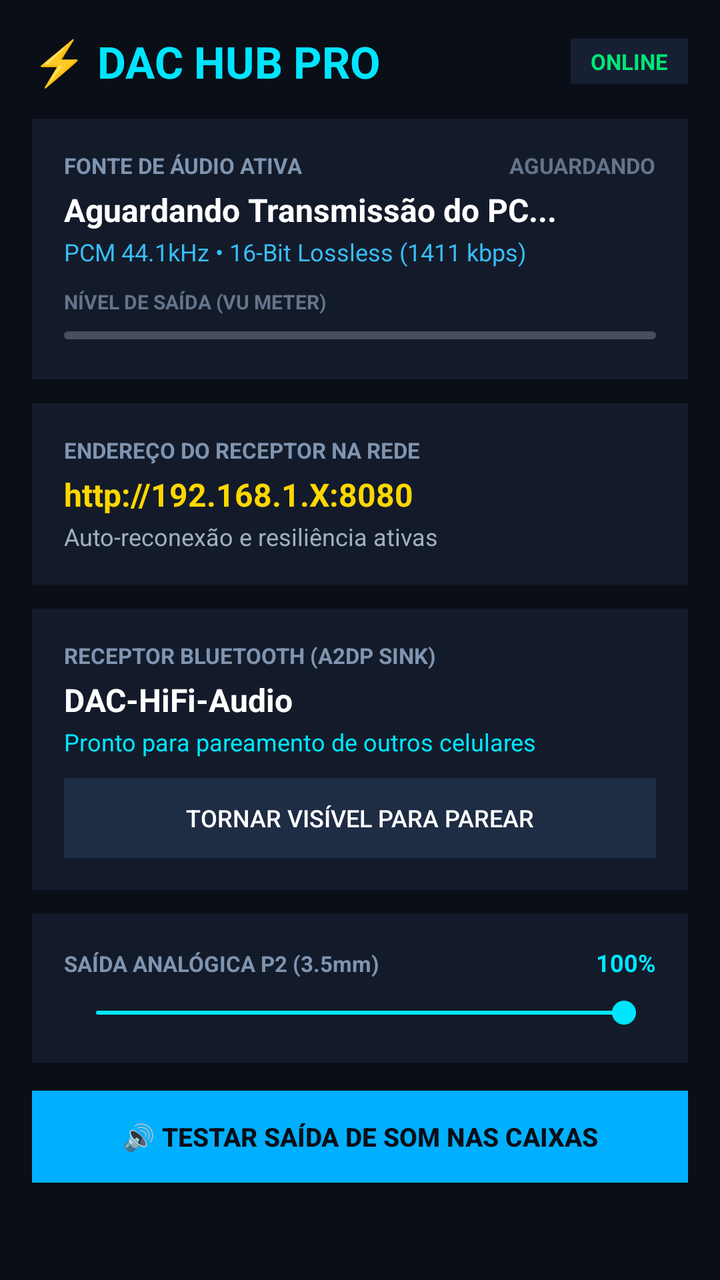
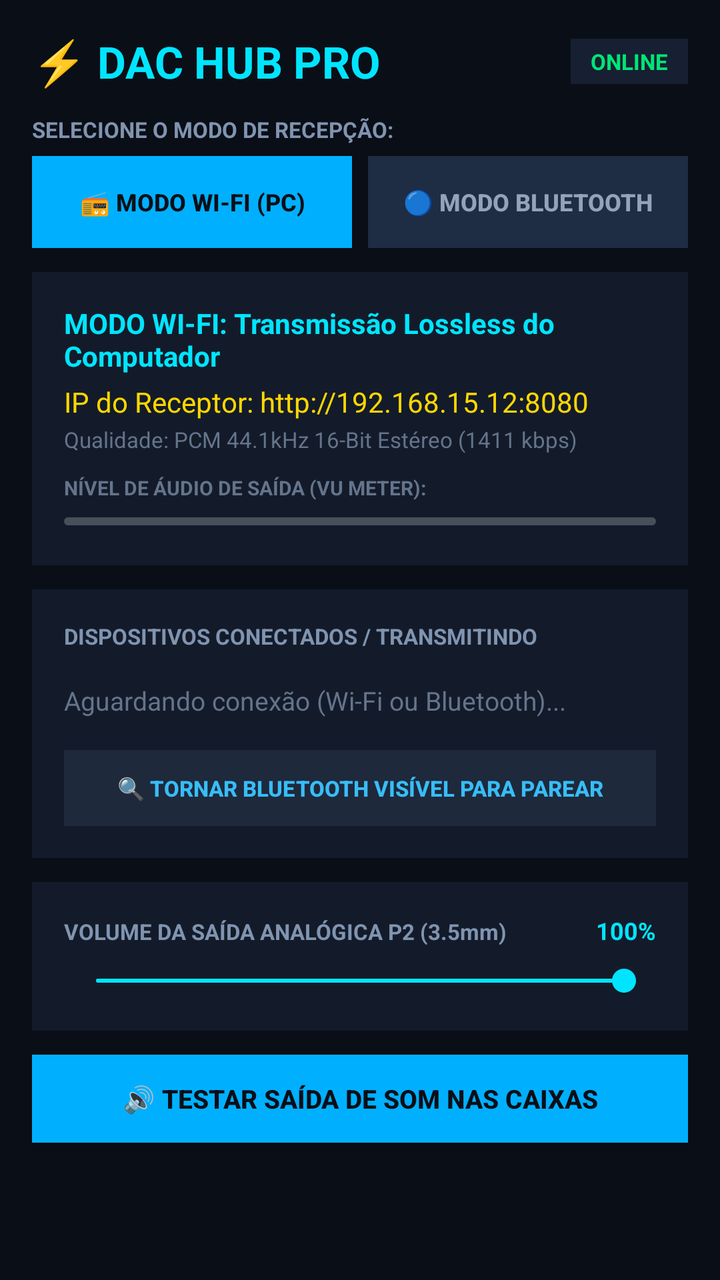

Screens rendered from an Android XML layout before and after an edit, with the pre-edit source and the edit as a unified diff.
<!-- AndroidManifest.xml: application theme android:Theme.DeviceDefault.NoActionBar -->
<!-- res/layout/activity_main.xml -->
<?xml version="1.0" encoding="utf-8"?>
<ScrollView xmlns:android="http://schemas.android.com/apk/res/android"
    android:layout_width="match_parent"
    android:layout_height="match_parent"
    android:background="#0A0E17"
    android:fillViewport="true">

    <LinearLayout
        android:layout_width="match_parent"
        android:layout_height="wrap_content"
        android:orientation="vertical"
        android:padding="16dp">

        
        <LinearLayout
            android:layout_width="match_parent"
            android:layout_height="wrap_content"
            android:orientation="horizontal"
            android:gravity="center_vertical">

            <TextView
                android:layout_width="0dp"
                android:layout_height="wrap_content"
                android:layout_weight="1"
                android:text="⚡ DAC HUB PRO"
                android:textColor="#00E5FF"
                android:textSize="22sp"
                android:textStyle="bold" />

            <TextView
                android:id="@+id/tvDeviceStatus"
                android:layout_width="wrap_content"
                android:layout_height="wrap_content"
                android:background="#162032"
                android:paddingHorizontal="10dp"
                android:paddingVertical="4dp"
                android:text="ONLINE"
                android:textColor="#00E676"
                android:textSize="11sp"
                android:textStyle="bold" />
        </LinearLayout>

        
        <LinearLayout
            android:layout_width="match_parent"
            android:layout_height="wrap_content"
            android:layout_marginTop="14dp"
            android:background="#131B2A"
            android:orientation="vertical"
            android:padding="16dp">

            <LinearLayout
                android:layout_width="match_parent"
                android:layout_height="wrap_content"
                android:orientation="horizontal">

                <TextView
                    android:layout_width="0dp"
                    android:layout_height="wrap_content"
                    android:layout_weight="1"
                    android:text="FONTE DE ÁUDIO ATIVA"
                    android:textColor="#8094B0"
                    android:textSize="11sp"
                    android:textStyle="bold" />

                <TextView
                    android:id="@+id/tvStreamBadge"
                    android:layout_width="wrap_content"
                    android:layout_height="wrap_content"
                    android:text="AGUARDANDO"
                    android:textColor="#64748B"
                    android:textSize="11sp"
                    android:textStyle="bold" />
            </LinearLayout>

            <TextView
                android:id="@+id/tvConnectedClient"
                android:layout_width="match_parent"
                android:layout_height="wrap_content"
                android:layout_marginTop="4dp"
                android:text="Aguardando Transmissão do PC..."
                android:textColor="#FFFFFF"
                android:textSize="16sp"
                android:textStyle="bold" />

            <TextView
                android:id="@+id/tvAudioFormat"
                android:layout_width="match_parent"
                android:layout_height="wrap_content"
                android:layout_marginTop="2dp"
                android:text="PCM 44.1kHz • 16-Bit Lossless (1411 kbps)"
                android:textColor="#38BDF8"
                android:textSize="12sp" />

            
            <TextView
                android:layout_width="wrap_content"
                android:layout_height="wrap_content"
                android:layout_marginTop="10dp"
                android:text="NÍVEL DE SAÍDA (VU METER)"
                android:textColor="#64748B"
                android:textSize="10sp"
                android:textStyle="bold" />

            <ProgressBar
                android:id="@+id/pbVuMeter"
                style="?android:attr/progressBarStyleHorizontal"
                android:layout_width="match_parent"
                android:layout_height="12dp"
                android:layout_marginTop="4dp"
                android:max="100"
                android:progress="0"
                android:progressTint="#00E5FF" />
        </LinearLayout>

        
        <LinearLayout
            android:layout_width="match_parent"
            android:layout_height="wrap_content"
            android:layout_marginTop="12dp"
            android:background="#131B2A"
            android:orientation="vertical"
            android:padding="16dp">

            <TextView
                android:text="ENDEREÇO DO RECEPTOR NA REDE"
                android:textColor="#8094B0"
                android:textSize="11sp"
                android:textStyle="bold"
                android:layout_width="wrap_content"
                android:layout_height="wrap_content" />

            <TextView
                android:id="@+id/tvWifiIp"
                android:layout_width="match_parent"
                android:layout_height="wrap_content"
                android:layout_marginTop="4dp"
                android:text="http://192.168.1.X:8080"
                android:textColor="#FFD700"
                android:textSize="16sp"
                android:textStyle="bold" />

            <TextView
                android:id="@+id/tvWifiStatus"
                android:layout_width="match_parent"
                android:layout_height="wrap_content"
                android:layout_marginTop="2dp"
                android:text="Auto-reconexão e resiliência ativas"
                android:textColor="#A0B0C0"
                android:textSize="12sp" />
        </LinearLayout>

        
        <LinearLayout
            android:layout_width="match_parent"
            android:layout_height="wrap_content"
            android:layout_marginTop="12dp"
            android:background="#131B2A"
            android:orientation="vertical"
            android:padding="16dp">

            <TextView
                android:text="RECEPTOR BLUETOOTH (A2DP SINK)"
                android:textColor="#8094B0"
                android:textSize="11sp"
                android:textStyle="bold"
                android:layout_width="wrap_content"
                android:layout_height="wrap_content" />

            <TextView
                android:id="@+id/tvBtName"
                android:layout_width="match_parent"
                android:layout_height="wrap_content"
                android:layout_marginTop="4dp"
                android:text="DAC-HiFi-Audio"
                android:textColor="#FFFFFF"
                android:textSize="16sp"
                android:textStyle="bold" />

            <TextView
                android:id="@+id/tvBtStatus"
                android:layout_width="match_parent"
                android:layout_height="wrap_content"
                android:layout_marginTop="2dp"
                android:text="Pronto para pareamento de outros celulares"
                android:textColor="#00E5FF"
                android:textSize="12sp" />

            <Button
                android:id="@+id/btnToggleBt"
                android:layout_width="match_parent"
                android:layout_height="40dp"
                android:layout_marginTop="10dp"
                android:background="#1E2C44"
                android:text="TORNAR VISÍVEL PARA PAREAR"
                android:textColor="#FFFFFF"
                android:textSize="12sp" />
        </LinearLayout>

        
        <LinearLayout
            android:layout_width="match_parent"
            android:layout_height="wrap_content"
            android:layout_marginTop="12dp"
            android:background="#131B2A"
            android:orientation="vertical"
            android:padding="16dp">

            <LinearLayout
                android:layout_width="match_parent"
                android:layout_height="wrap_content"
                android:orientation="horizontal">

                <TextView
                    android:layout_width="0dp"
                    android:layout_height="wrap_content"
                    android:layout_weight="1"
                    android:text="SAÍDA ANALÓGICA P2 (3.5mm)"
                    android:textColor="#8094B0"
                    android:textSize="11sp"
                    android:textStyle="bold" />

                <TextView
                    android:id="@+id/tvVolumeVal"
                    android:layout_width="wrap_content"
                    android:layout_height="wrap_content"
                    android:text="100%"
                    android:textColor="#00E5FF"
                    android:textSize="12sp"
                    android:textStyle="bold" />
            </LinearLayout>

            <SeekBar
                android:id="@+id/sbVolume"
                android:layout_width="match_parent"
                android:layout_height="wrap_content"
                android:layout_marginTop="8dp"
                android:max="15"
                android:progress="15"
                android:progressTint="#00E5FF"
                android:thumbTint="#00E5FF" />
        </LinearLayout>

        
        <Button
            android:id="@+id/btnTestTone"
            android:layout_width="match_parent"
            android:layout_height="46dp"
            android:layout_marginTop="14dp"
            android:layout_marginBottom="16dp"
            android:background="#00B0FF"
            android:text="🔊 TESTAR SAÍDA DE SOM NAS CAIXAS"
            android:textColor="#0A0E17"
            android:textSize="13sp"
            android:textStyle="bold" />

    </LinearLayout>
</ScrollView>
<!-- resources referenced by this layout -->
<resources>

</resources>

<!-- the commit's change to res/layout/activity_main.xml (unified diff, before → after) -->
@@ -41,63 +41,89 @@
         </LinearLayout>
 
         
-        <LinearLayout
-            android:layout_width="match_parent"
-            android:layout_height="wrap_content"
-            android:layout_marginTop="14dp"
+        <TextView
+            android:layout_width="wrap_content"
+            android:layout_height="wrap_content"
+            android:layout_marginTop="12dp"
+            android:text="SELECIONE O MODO DE RECEPÇÃO:"
+            android:textColor="#8094B0"
+            android:textSize="11sp"
+            android:textStyle="bold" />
+
+        <LinearLayout
+            android:layout_width="match_parent"
+            android:layout_height="46dp"
+            android:layout_marginTop="6dp"
+            android:orientation="horizontal">
+
+            <Button
+                android:id="@+id/btnModeWifi"
+                android:layout_width="0dp"
+                android:layout_height="match_parent"
+                android:layout_weight="1"
+                android:layout_marginEnd="4dp"
+                android:background="#00B0FF"
+                android:text="📻 MODO WI-FI (PC)"
+                android:textColor="#0A0E17"
+                android:textSize="12sp"
+                android:textStyle="bold" />
+
+            <Button
+                android:id="@+id/btnModeBluetooth"
+                android:layout_width="0dp"
+                android:layout_height="match_parent"
+                android:layout_weight="1"
+                android:layout_marginStart="4dp"
+                android:background="#1E2C44"
+                android:text="🔵 MODO BLUETOOTH"
+                android:textColor="#94A3B8"
+                android:textSize="12sp"
+                android:textStyle="bold" />
+        </LinearLayout>
+
+        
+        <LinearLayout
+            android:id="@+id/layoutActiveModeCard"
+            android:layout_width="match_parent"
+            android:layout_height="wrap_content"
+            android:layout_marginTop="12dp"
             android:background="#131B2A"
             android:orientation="vertical"
             android:padding="16dp">
 
-            <LinearLayout
-                android:layout_width="match_parent"
-                android:layout_height="wrap_content"
-                android:orientation="horizontal">
-
-                <TextView
-                    android:layout_width="0dp"
-                    android:layout_height="wrap_content"
-                    android:layout_weight="1"
-                    android:text="FONTE DE ÁUDIO ATIVA"
-                    android:textColor="#8094B0"
-                    android:textSize="11sp"
-                    android:textStyle="bold" />
-
-                <TextView
-                    android:id="@+id/tvStreamBadge"
-                    android:layout_width="wrap_content"
-                    android:layout_height="wrap_content"
-                    android:text="AGUARDANDO"
-                    android:textColor="#64748B"
-                    android:textSize="11sp"
-                    android:textStyle="bold" />
-            </LinearLayout>
-
-            <TextView
-                android:id="@+id/tvConnectedClient"
+            <TextView
+                android:id="@+id/tvActiveModeTitle"
+                android:layout_width="match_parent"
+                android:layout_height="wrap_content"
+                android:text="MODO WI-FI: Transmissão Lossless do Computador"
+                android:textColor="#00E5FF"
+                android:textSize="14sp"
+                android:textStyle="bold" />
+
+            <TextView
+                android:id="@+id/tvActiveModeDetails"
                 android:layout_width="match_parent"
                 android:layout_height="wrap_content"
                 android:layout_marginTop="4dp"
-                android:text="Aguardando Transmissão do PC..."
-                android:textColor="#FFFFFF"
-                android:textSize="16sp"
-                android:textStyle="bold" />
-
-            <TextView
-                android:id="@+id/tvAudioFormat"
+                android:text="IP do Receptor: http://192.168.15.12:8080"
+                android:textColor="#FFD700"
+                android:textSize="14sp" />
+
+            <TextView
+                android:id="@+id/tvFormatDetails"
                 android:layout_width="match_parent"
                 android:layout_height="wrap_content"
                 android:layout_marginTop="2dp"
-                android:text="PCM 44.1kHz • 16-Bit Lossless (1411 kbps)"
-                android:textColor="#38BDF8"
-                android:textSize="12sp" />
+                android:text="Qualidade: PCM 44.1kHz 16-Bit Estéreo (1411 kbps)"
+                android:textColor="#64748B"
+                android:textSize="11sp" />
 
             
             <TextView
                 android:layout_width="wrap_content"
                 android:layout_height="wrap_content"
                 android:layout_marginTop="10dp"
-                android:text="NÍVEL DE SAÍDA (VU METER)"
+                android:text="NÍVEL DE ÁUDIO DE SAÍDA (VU METER):"
                 android:textColor="#64748B"
                 android:textSize="10sp"
                 android:textStyle="bold" />
@@ -123,78 +149,41 @@
             android:padding="16dp">
 
             <TextView
-                android:text="ENDEREÇO DO RECEPTOR NA REDE"
+                android:text="DISPOSITIVOS CONECTADOS / TRANSMITINDO"
                 android:textColor="#8094B0"
                 android:textSize="11sp"
                 android:textStyle="bold"
                 android:layout_width="wrap_content"
                 android:layout_height="wrap_content" />
 
-            <TextView
-                android:id="@+id/tvWifiIp"
-                android:layout_width="match_parent"
-                android:layout_height="wrap_content"
-                android:layout_marginTop="4dp"
-                android:text="http://192.168.1.X:8080"
-                android:textColor="#FFD700"
-                android:textSize="16sp"
-                android:textStyle="bold" />
-
-            <TextView
-                android:id="@+id/tvWifiStatus"
-                android:layout_width="match_parent"
-                android:layout_height="wrap_content"
-                android:layout_marginTop="2dp"
-                android:text="Auto-reconexão e resiliência ativas"
-                android:textColor="#A0B0C0"
-                android:textSize="12sp" />
-        </LinearLayout>
-
-        
-        <LinearLayout
-            android:layout_width="match_parent"
-            android:layout_height="wrap_content"
-            android:layout_marginTop="12dp"
-            android:background="#131B2A"
-            android:orientation="vertical"
-            android:padding="16dp">
-
-            <TextView
-                android:text="RECEPTOR BLUETOOTH (A2DP SINK)"
-                android:textColor="#8094B0"
+            
+            <LinearLayout
+                android:id="@+id/layoutDevicesList"
+                android:layout_width="match_parent"
+                android:layout_height="wrap_content"
+                android:layout_marginTop="8dp"
+                android:orientation="vertical">
+
+                <TextView
+                    android:id="@+id/tvNoDevices"
+                    android:layout_width="match_parent"
+                    android:layout_height="wrap_content"
+                    android:paddingVertical="8dp"
+                    android:text="Aguardando conexão (Wi-Fi ou Bluetooth)..."
+                    android:textColor="#64748B"
+                    android:textSize="13sp" />
+            </LinearLayout>
+
+            <Button
+                android:id="@+id/btnMakeDiscoverable"
+                android:layout_width="match_parent"
+                android:layout_height="38dp"
+                android:layout_marginTop="8dp"
+                android:background="#1E293B"
+                android:text="🔍 TORNAR BLUETOOTH VISÍVEL PARA PAREAR"
+                android:textColor="#38BDF8"
                 android:textSize="11sp"
-                android:textStyle="bold"
-                android:layout_width="wrap_content"
-                android:layout_height="wrap_content" />
-
-            <TextView
-                android:id="@+id/tvBtName"
-                android:layout_width="match_parent"
-                android:layout_height="wrap_content"
-                android:layout_marginTop="4dp"
-                android:text="DAC-HiFi-Audio"
-                android:textColor="#FFFFFF"
-                android:textSize="16sp"
-                android:textStyle="bold" />
-
-            <TextView
-                android:id="@+id/tvBtStatus"
-                android:layout_width="match_parent"
-                android:layout_height="wrap_content"
-                android:layout_marginTop="2dp"
-                android:text="Pronto para pareamento de outros celulares"
-                android:textColor="#00E5FF"
-                android:textSize="12sp" />
-
-            <Button
-                android:id="@+id/btnToggleBt"
-                android:layout_width="match_parent"
-                android:layout_height="40dp"
-                android:layout_marginTop="10dp"
-                android:background="#1E2C44"
-                android:text="TORNAR VISÍVEL PARA PAREAR"
-                android:textColor="#FFFFFF"
-                android:textSize="12sp" />
+                android:textStyle="bold" />
         </LinearLayout>
 
         
@@ -215,7 +204,7 @@
                     android:layout_width="0dp"
                     android:layout_height="wrap_content"
                     android:layout_weight="1"
-                    android:text="SAÍDA ANALÓGICA P2 (3.5mm)"
+                    android:text="VOLUME DA SAÍDA ANALÓGICA P2 (3.5mm)"
                     android:textColor="#8094B0"
                     android:textSize="11sp"
                     android:textStyle="bold" />
@@ -245,8 +234,8 @@
         <Button
             android:id="@+id/btnTestTone"
             android:layout_width="match_parent"
-            android:layout_height="46dp"
-            android:layout_marginTop="14dp"
+            android:layout_height="44dp"
+            android:layout_marginTop="12dp"
             android:layout_marginBottom="16dp"
             android:background="#00B0FF"
             android:text="🔊 TESTAR SAÍDA DE SOM NAS CAIXAS"
